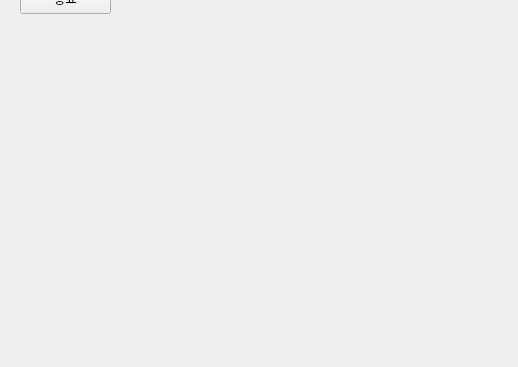
The window that CCTV_GUI.ui (OQOOO/Smart-CCTV-GUI) describes before a commit, drawn with Qt 5; both pictures show x 0 to 518 and y 257 to 624 of the 1064 by 624 pixel window.
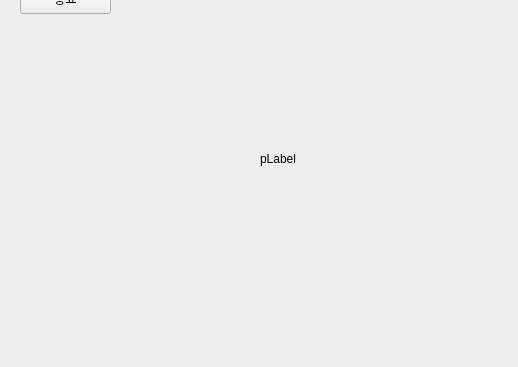
The same window after the commit.

```diff
--- a/CCTV_GUI.ui
+++ b/CCTV_GUI.ui
@@ -217,6 +217,19 @@
     <string>종료</string>
    </property>
   </widget>
+  <widget class="QLabel" name="pLabel">
+   <property name="geometry">
+    <rect>
+     <x>260</x>
+     <y>270</y>
+     <width>621</width>
+     <height>291</height>
+    </rect>
+   </property>
+   <property name="text">
+    <string>pLabel</string>
+   </property>
+  </widget>
  </widget>
  <resources/>
  <connections/>
```
